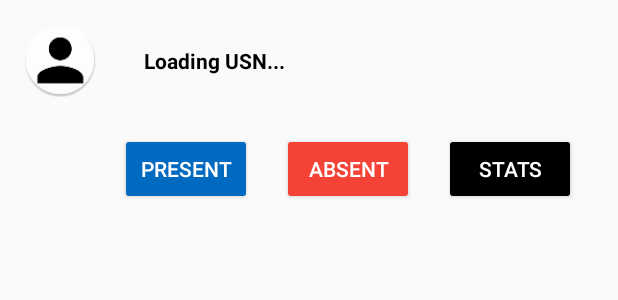
After one commit to pradyotprksh/NewAttendanceAppFaculty, an Android app: the layout student_list_item.xml on its own in the app's theme, with its tools: preview values and no code run, on a phone screen of 412 x 824 dp. The commit adds this screen. Shown: the top 300 px of the screen. Run offline under Robolectric (Android 15) with nearby library versions, the phone set to English and light mode, and no system bars.

Commit message:
Attendance Storing Started

```diff
--- /dev/null
+++ b/app/src/main/res/layout/student_list_item.xml
@@ -0,0 +1,82 @@
+<?xml version="1.0" encoding="utf-8"?>
+<RelativeLayout xmlns:android="http://schemas.android.com/apk/res/android"
+    xmlns:app="http://schemas.android.com/apk/res-auto"
+    xmlns:tools="http://schemas.android.com/tools"
+    android:layout_width="match_parent"
+    android:layout_height="wrap_content">
+
+    <de.hdodenhof.circleimageview.CircleImageView
+        android:id="@+id/student_list_image"
+        android:layout_width="50dp"
+        android:layout_height="50dp"
+        android:layout_margin="15dp"
+        android:src="@mipmap/default_profile_picture" />
+
+    <TextView
+        android:id="@+id/student_list_usn"
+        android:layout_width="wrap_content"
+        android:layout_height="wrap_content"
+        android:layout_alignBottom="@+id/student_list_image"
+        android:layout_toEndOf="@+id/student_list_image"
+        android:padding="15dp"
+        android:text="@string/loading_usn"
+        android:textColor="@android:color/black"
+        android:textSize="14sp"
+        android:textStyle="bold" />
+
+    <android.support.constraint.ConstraintLayout
+        android:layout_width="match_parent"
+        android:layout_height="wrap_content"
+        android:layout_below="@id/student_list_image"
+        android:layout_marginBottom="5dp">
+
+        <Button
+            android:id="@+id/present"
+            android:layout_width="wrap_content"
+            android:layout_height="wrap_content"
+            android:layout_marginBottom="8dp"
+            android:layout_marginStart="80dp"
+            android:layout_marginTop="8dp"
+            android:backgroundTint="@color/colorPrimaryDark"
+            android:text="Present"
+            android:textColor="@android:color/white"
+            app:layout_constraintBottom_toBottomOf="parent"
+            app:layout_constraintStart_toStartOf="parent"
+            app:layout_constraintTop_toTopOf="parent" />
+
+        <Button
+            android:id="@+id/absent"
+            android:layout_width="wrap_content"
+            android:layout_height="wrap_content"
+            android:layout_alignBaseline="@+id/present"
+            android:layout_alignBottom="@+id/present"
+            android:layout_marginBottom="8dp"
+            android:layout_marginStart="20dp"
+            android:layout_marginTop="8dp"
+            android:backgroundTint="@color/colorAccent"
+            android:text="Absent"
+            android:textColor="@android:color/white"
+            app:layout_constraintBottom_toBottomOf="parent"
+            app:layout_constraintStart_toEndOf="@+id/present"
+            app:layout_constraintTop_toTopOf="parent" />
+
+        <Button
+            android:id="@+id/stats"
+            android:layout_width="88dp"
+            android:layout_height="wrap_content"
+            android:layout_alignBaseline="@+id/present"
+            android:layout_alignBottom="@+id/present"
+            android:layout_marginBottom="8dp"
+            android:layout_marginStart="20dp"
+            android:layout_marginTop="8dp"
+            android:backgroundTint="@android:color/black"
+            android:text="Stats"
+            android:textColor="@android:color/white"
+            app:layout_constraintBottom_toBottomOf="parent"
+            app:layout_constraintStart_toEndOf="@+id/absent"
+            app:layout_constraintTop_toTopOf="parent"
+            app:layout_constraintVertical_bias="0.0" />
+
+    </android.support.constraint.ConstraintLayout>
+
+</RelativeLayout>
--- a/app/src/main/res/values/strings.xml
+++ b/app/src/main/res/values/strings.xml
@@ -30,4 +30,5 @@
     <!-- TODO: Remove or change this placeholder text -->
     <string name="hello_blank_fragment">Hello blank fragment</string>
     <string name="select_semester">Select Semester</string>
+    <string name="loading_usn">Loading USN...</string>
 </resources>
```
Also changed, not shown: app/src/main/java/com/application/pradyotprakash/newattendanceappfaculty/StudentAttendanceList.java (+80 -2 lines), app/src/main/java/com/application/pradyotprakash/newattendanceappfaculty/StudentId.java (added, +16 -0 lines), app/src/main/java/com/application/pradyotprakash/newattendanceappfaculty/StudentRecyclerAdapter.java (added, +154 -0 lines), app/src/main/java/com/application/pradyotprakash/newattendanceappfaculty/Students.java (added, +56 -0 lines), app/src/main/res/layout/activity_student_attendance_list.xml (+88 -0 lines).
